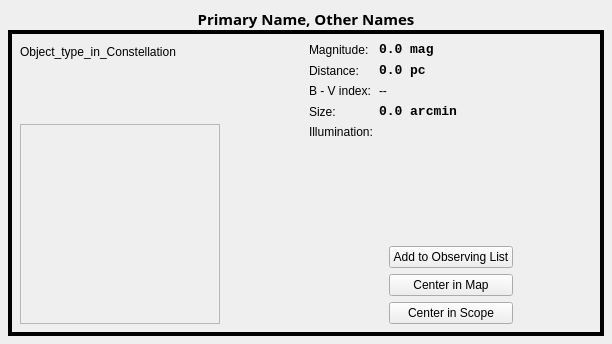
KDE/kstars, file kstars/dialogs/details_data.ui: the form before one commit.
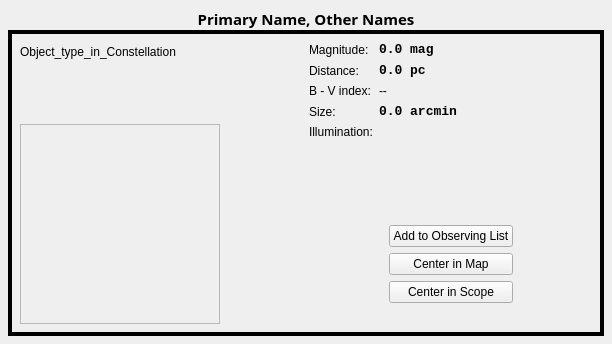
The form after the commit. Custom widgets are drawn as their Qt base class.

The edit to the form file:
```diff
--- a/kstars/dialogs/details_data.ui
+++ b/kstars/dialogs/details_data.ui
@@ -373,6 +373,22 @@
               </property>
              </widget>
             </item>
+            <item>
+             <spacer>
+              <property name="orientation">
+               <enum>Qt::Vertical</enum>
+              </property>
+              <property name="sizeType">
+               <enum>QSizePolicy::Fixed</enum>
+              </property>
+              <property name="sizeHint" stdset="0">
+               <size>
+                <width>20</width>
+                <height>21</height>
+               </size>
+              </property>
+             </spacer>
+            </item>
            </layout>
           </item>
           <item>
@@ -404,6 +420,11 @@
    <header>widgets/clicklabel.h</header>
    <container>1</container>
   </customwidget>
+  <customwidget>
+   <class>KSHelpLabel</class>
+   <extends>QLabel</extends>
+   <header>widgets/kshelplabel.h</header>
+  </customwidget>
  </customwidgets>
  <resources/>
  <connections/>
```
Left out of the diff: 8 changed lines with no effect on the pictures.
